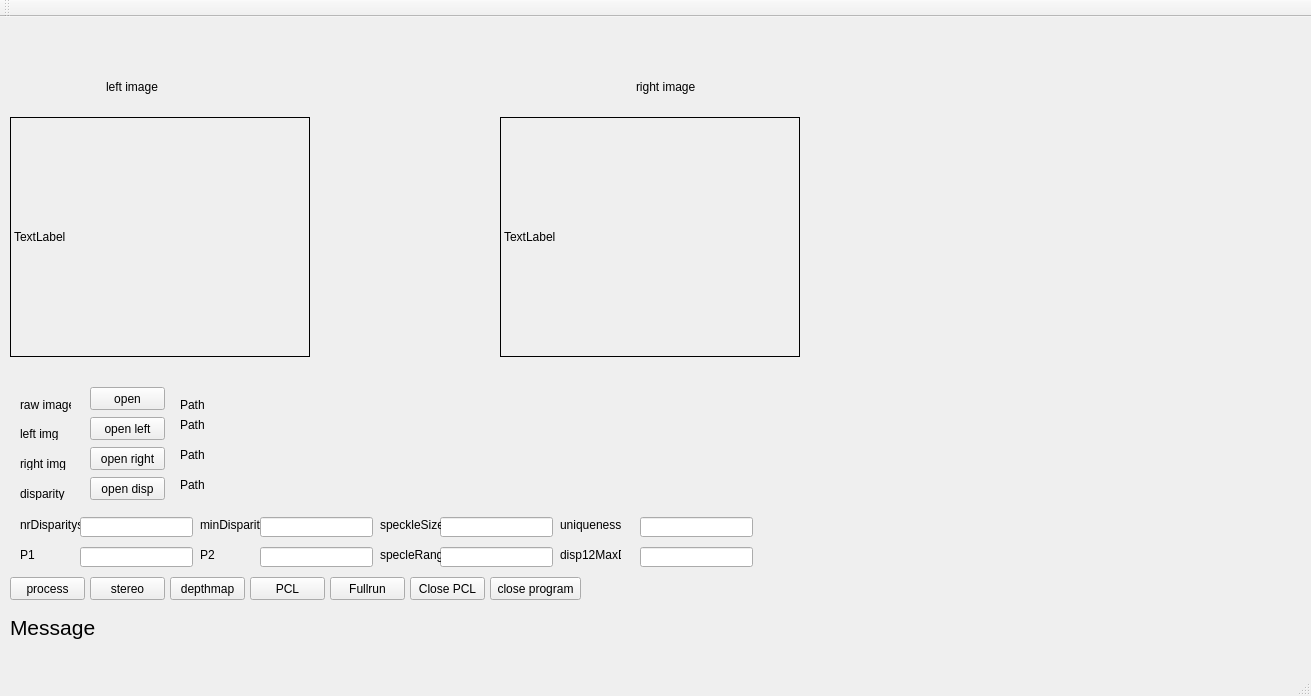
Qt form mainwindow.ui (kristofer85/LokaverkefniUi) before a commit.
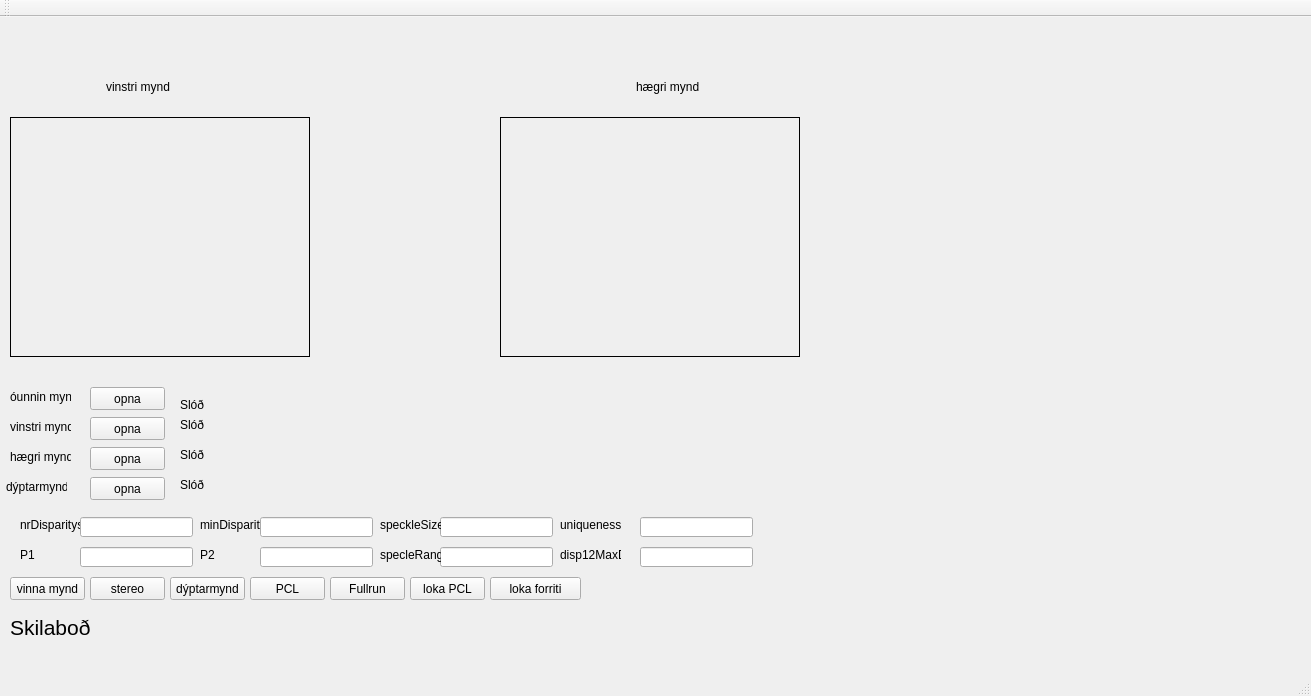
The same form after that commit.

The edit to the form file:
```diff
--- a/mainwindow.ui
+++ b/mainwindow.ui
@@ -24,7 +24,7 @@
      </rect>
     </property>
     <property name="text">
-     <string>open</string>
+     <string>opna</string>
     </property>
    </widget>
    <widget class="QLabel" name="picL">
@@ -46,7 +46,7 @@
      <enum>QFrame::Box</enum>
     </property>
     <property name="text">
-     <string>TextLabel</string>
+     <string/>
     </property>
     <property name="scaledContents">
      <bool>true</bool>
@@ -62,7 +62,7 @@
      </rect>
     </property>
     <property name="text">
-     <string>Path</string>
+     <string>Slóð</string>
     </property>
    </widget>
    <widget class="QLabel" name="statusL">
@@ -75,7 +75,7 @@
      </rect>
     </property>
     <property name="text">
-     <string>left image</string>
+     <string>vinstri mynd</string>
     </property>
    </widget>
    <widget class="QLabel" name="picR">
@@ -97,7 +97,7 @@
      <enum>QFrame::Box</enum>
     </property>
     <property name="text">
-     <string>TextLabel</string>
+     <string/>
     </property>
     <property name="scaledContents">
      <bool>true</bool>
@@ -113,7 +113,7 @@
      </rect>
     </property>
     <property name="text">
-     <string>right image</string>
+     <string>hægri mynd</string>
     </property>
    </widget>
    <widget class="QPushButton" name="btnProcess">
@@ -126,7 +126,7 @@
      </rect>
     </property>
     <property name="text">
-     <string>process</string>
+     <string>vinna mynd</string>
     </property>
    </widget>
    <widget class="QPushButton" name="btnDepthmap">
@@ -139,7 +139,7 @@
      </rect>
     </property>
     <property name="text">
-     <string>depthmap</string>
+     <string>dýptarmynd</string>
     </property>
    </widget>
    <widget class="QPushButton" name="btnPCL">
@@ -183,7 +183,7 @@
      </font>
     </property>
     <property name="text">
-     <string>Message</string>
+     <string>Skilaboð</string>
     </property>
    </widget>
    <widget class="QPushButton" name="pushButton">
@@ -209,7 +209,7 @@
      </rect>
     </property>
     <property name="text">
-     <string>Close PCL</string>
+     <string>loka PCL</string>
     </property>
    </widget>
    <widget class="QPushButton" name="pushButton_2">
@@ -222,7 +222,7 @@
      </rect>
     </property>
     <property name="text">
-     <string>close program</string>
+     <string>loka forriti</string>
     </property>
    </widget>
    <widget class="QPushButton" name="btnOpenLeft">
@@ -235,7 +235,7 @@
      </rect>
     </property>
     <property name="text">
-     <string>open left</string>
+     <string>opna</string>
     </property>
    </widget>
    <widget class="QLabel" name="ImpathL">
@@ -248,7 +248,7 @@
      </rect>
     </property>
     <property name="text">
-     <string>Path</string>
+     <string>Slóð</string>
     </property>
    </widget>
    <widget class="QPushButton" name="btnOpenRight">
@@ -261,46 +261,46 @@
      </rect>
     </property>
     <property name="text">
-     <string>open right</string>
+     <string>opna</string>
     </property>
    </widget>
    <widget class="QLabel" name="label">
     <property name="geometry">
      <rect>
-      <x>20</x>
-      <y>380</y>
-      <width>51</width>
-      <height>16</height>
+      <x>10</x>
+      <y>370</y>
+      <width>61</width>
+      <height>20</height>
      </rect>
     </property>
     <property name="text">
-     <string>raw image</string>
+     <string>óunnin mynd</string>
     </property>
    </widget>
    <widget class="QLabel" name="label_2">
     <property name="geometry">
      <rect>
-      <x>20</x>
-      <y>410</y>
-      <width>47</width>
-      <height>13</height>
+      <x>10</x>
+      <y>400</y>
+      <width>61</width>
+      <height>20</height>
      </rect>
     </property>
     <property name="text">
-     <string>left img</string>
+     <string>vinstri mynd</string>
     </property>
    </widget>
    <widget class="QLabel" name="label_3">
     <property name="geometry">
      <rect>
-      <x>20</x>
-      <y>440</y>
-      <width>47</width>
-      <height>13</height>
+      <x>10</x>
+      <y>430</y>
+      <width>61</width>
+      <height>20</height>
      </rect>
     </property>
     <property name="text">
-     <string>right img</string>
+     <string>hægri mynd</string>
     </property>
    </widget>
    <widget class="QLabel" name="ImpathR">
@@ -313,20 +313,20 @@
      </rect>
     </property>
     <property name="text">
-     <string>Path</string>
+     <string>Slóð</string>
     </property>
    </widget>
    <widget class="QLabel" name="label_4">
     <property name="geometry">
      <rect>
-      <x>20</x>
-      <y>470</y>
-      <width>47</width>
-      <height>13</height>
+      <x>6</x>
+      <y>460</y>
+      <width>61</width>
+      <height>20</height>
      </rect>
     </property>
     <property name="text">
-     <string>disparity</string>
+     <string>dýptarmynd</string>
     </property>
    </widget>
    <widget class="QPushButton" name="btnOpenDisp">
@@ -339,7 +339,7 @@
      </rect>
     </property>
     <property name="text">
-     <string>open disp</string>
+     <string>opna</string>
     </property>
    </widget>
    <widget class="QLabel" name="ImpathDisp">
@@ -352,7 +352,7 @@
      </rect>
     </property>
     <property name="text">
-     <string>Path</string>
+     <string>Slóð</string>
     </property>
    </widget>
    <widget class="QLabel" name="label_5">
```
